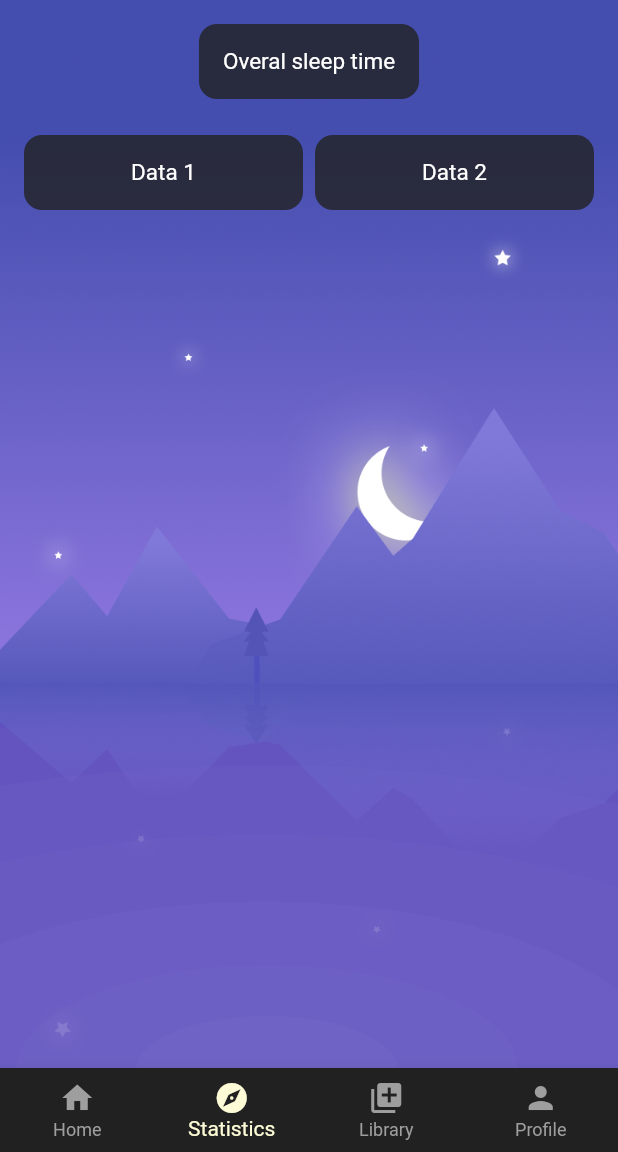
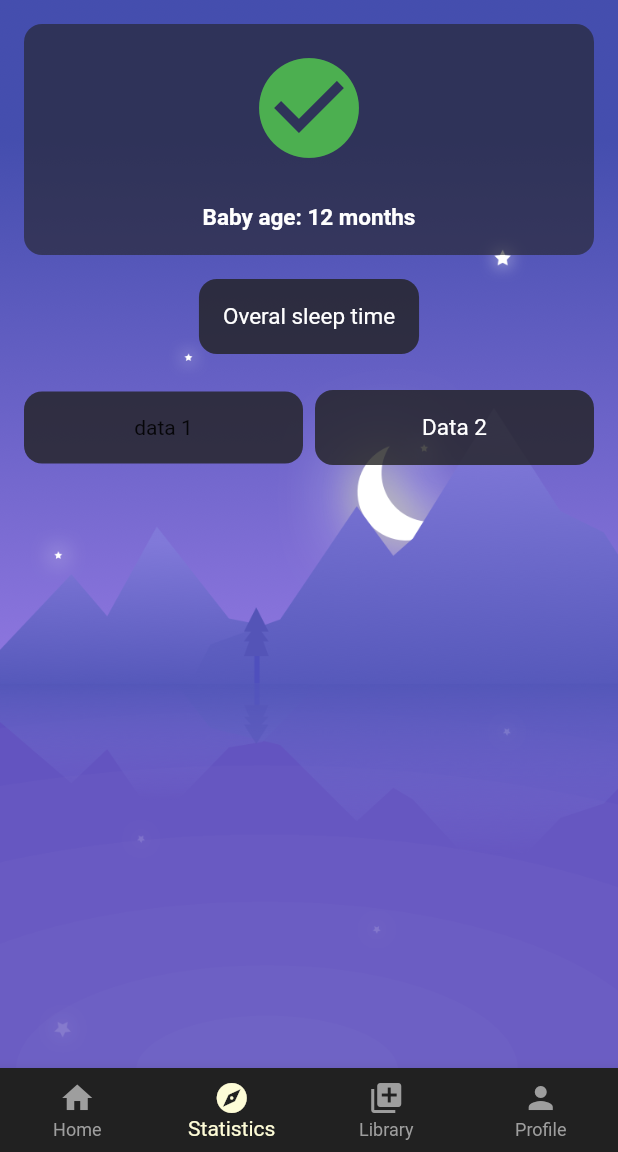
Before and after one commit to nonstappstudio/babymoon, a Flutter app: the screen it shows after launch, swiped to page 2, on a phone screen of 412 x 824 dp, the part 84-1236 px from its top. Run offline on Flutter 3.47's test engine with Material 2 defaults, Android fonts, the phone set to English and light mode, and no system bars; our stand-ins replace flutter_form_builder, numberpicker, sembast.

```diff
--- a/lib/ui/pages/home/statistics_tab.dart
+++ b/lib/ui/pages/home/statistics_tab.dart
@@ -14,6 +14,24 @@ class StatisticsTab extends StatelessWidget {
         child: Column(
           children: [
             CardLayout(
+              child: Container(
+                width: MediaQuery.of(context).size.width,
+                child: Column(
+                  children: [
+                    Icon(Icons.check_circle, color: Colors.green, size: 80),
+                    Space(24),
+                    Text(
+                      'Baby age: 12 months',
+                      style: TextStyles.whiteBoldText,
+                    ),
+                  ],
+                ),
+              ),
+              color: AppStyle.backgroundColor.withOpacity(0.6),
+              insidePadding: 16,
+            ),
+            Space(16),
+            CardLayout(
               child: Text(
                 'Overal sleep time',
                 style: TextStyles.mainWhite,
@@ -28,10 +46,7 @@ class StatisticsTab extends StatelessWidget {
                   flex: 1,
                   child: CardLayout(
                     child: Center(
-                      child: Text(
-                        'Data 1',
-                        style: TextStyles.mainWhite,
-                      )
+                      child: Text('data 1')
                     ),
                     color: AppStyle.backgroundColor.withOpacity(0.8),
                     insidePadding: 16,
--- a/lib/utils/extensions/type_extension.dart
+++ b/lib/utils/extensions/type_extension.dart
@@ -1,5 +1,7 @@
 import 'package:babymoon/models/record.dart';
+import 'package:babymoon/ui/app_style.dart';
 import 'package:flutter/foundation.dart';
+import 'package:flutter/material.dart';
 
 extension TypeString on SleepType {
   String get stringValue =>
@@ -9,4 +11,6 @@ extension TypeString on SleepType {
         .replaceAll('ights', "ight's").replaceAll('_', ' ');
 
   String get dbSafeString => describeEnum(this).toLowerCase();
+
+  Color get color => this == SleepType.NAP ? AppStyle.accentColor : Colors.blue;
 }
--- a/pubspec.yaml
+++ b/pubspec.yaml
@@ -16,6 +16,7 @@ dependencies:
   flutter_form_builder: ^3.13.2
   sembast: ^2.4.7+6
   path_provider: ^1.6.14
+  charts_flutter: ^0.9.0
   cupertino_icons: ^0.1.3
 
 dev_dependencies:
```
Also changed, not shown: pubspec.lock.
